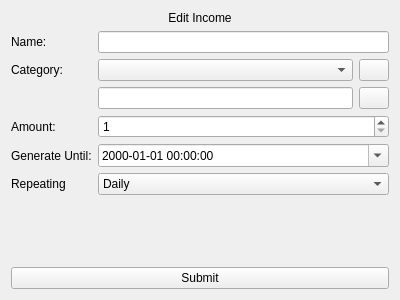
Before: the Qt Designer form src/Client/View/MainPage/Income/PeriodicIncomeEditSubPage/PeriodicIncomeEditSubPage.ui in iodream/Spend-Note, drawn with Qt 5.
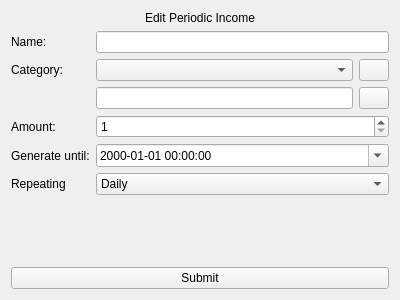
After: the same form once the commit is applied. Icons and pictures are not drawn.

```diff
--- a/src/Client/View/MainPage/Income/PeriodicIncomeEditSubPage/PeriodicIncomeEditSubPage.ui
+++ b/src/Client/View/MainPage/Income/PeriodicIncomeEditSubPage/PeriodicIncomeEditSubPage.ui
@@ -17,7 +17,7 @@
    <item>
     <widget class="QLabel" name="EditIncomeLabel">
      <property name="text">
-      <string>Edit Income</string>
+      <string>Edit Periodic Income</string>
      </property>
      <property name="alignment">
       <set>Qt::AlignCenter</set>
@@ -63,7 +63,7 @@
      <item row="8" column="0">
       <widget class="QLabel" name="label_4">
        <property name="text">
-        <string>Generate Until:</string>
+        <string>Generate until:</string>
        </property>
       </widget>
      </item>
```
